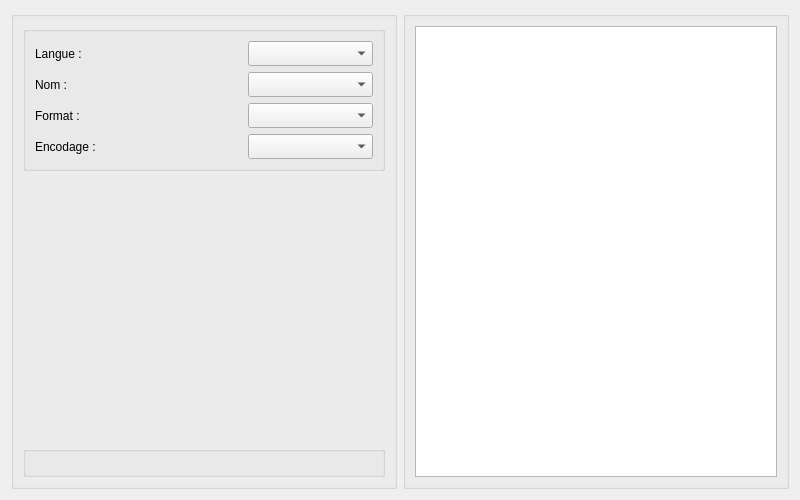
Above: View/subtitlepane.ui from cinemaouvert/OCT before the change. Below: the same form after it.
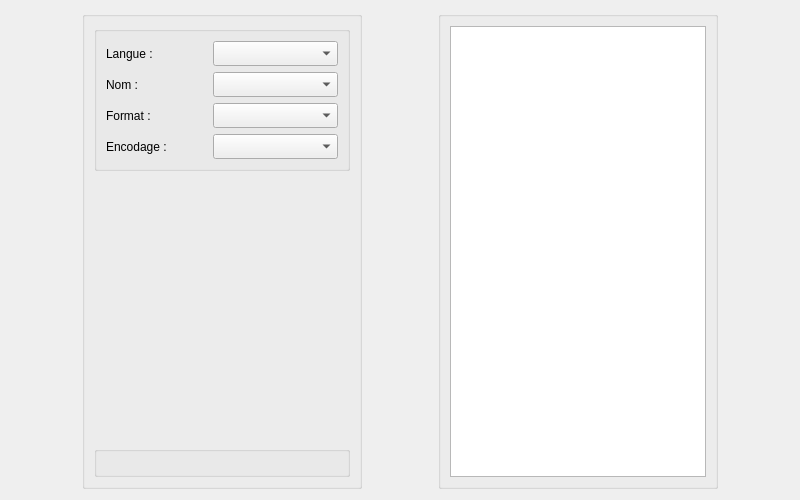
That is the form after the change.

Commit message:
Updating View with several spacer.
Updating View with several spacer to better fits high resolution screen.

```diff
--- a/View/subtitlepane.ui
+++ b/View/subtitlepane.ui
@@ -14,6 +14,19 @@
    <string>Form</string>
   </property>
   <layout class="QHBoxLayout" name="horizontalLayout">
+   <item>
+    <spacer name="horizontalSpacer_5">
+     <property name="orientation">
+      <enum>Qt::Horizontal</enum>
+     </property>
+     <property name="sizeHint" stdset="0">
+      <size>
+       <width>40</width>
+       <height>20</height>
+      </size>
+     </property>
+    </spacer>
+   </item>
    <item>
     <widget class="QGroupBox" name="groupBox_FormPlayerSubtitlePane">
      <property name="title">
@@ -225,6 +238,19 @@
      </layout>
     </widget>
    </item>
+   <item>
+    <spacer name="horizontalSpacer_6">
+     <property name="orientation">
+      <enum>Qt::Horizontal</enum>
+     </property>
+     <property name="sizeHint" stdset="0">
+      <size>
+       <width>40</width>
+       <height>20</height>
+      </size>
+     </property>
+    </spacer>
+   </item>
    <item>
     <widget class="QGroupBox" name="groupBox_PrevSubtitlePane">
      <property name="title">
@@ -237,6 +263,19 @@
      </layout>
     </widget>
    </item>
+   <item>
+    <spacer name="horizontalSpacer_7">
+     <property name="orientation">
+      <enum>Qt::Horizontal</enum>
+     </property>
+     <property name="sizeHint" stdset="0">
+      <size>
+       <width>40</width>
+       <height>20</height>
+      </size>
+     </property>
+    </spacer>
+   </item>
   </layout>
  </widget>
  <resources/>
```
The commit also changes 5 other files.
